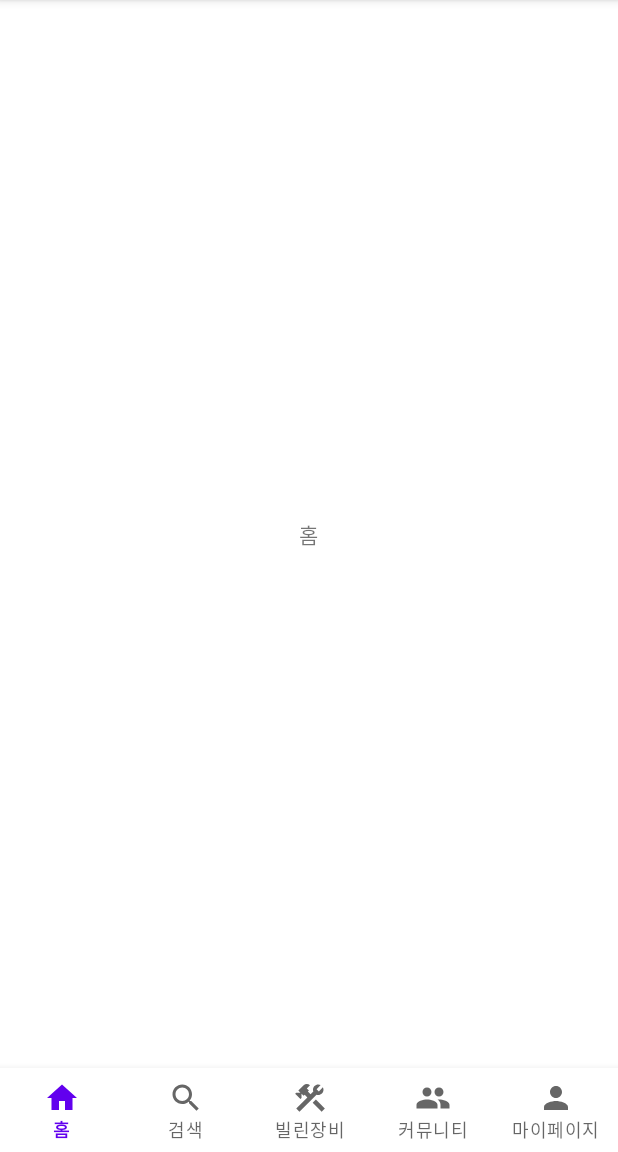
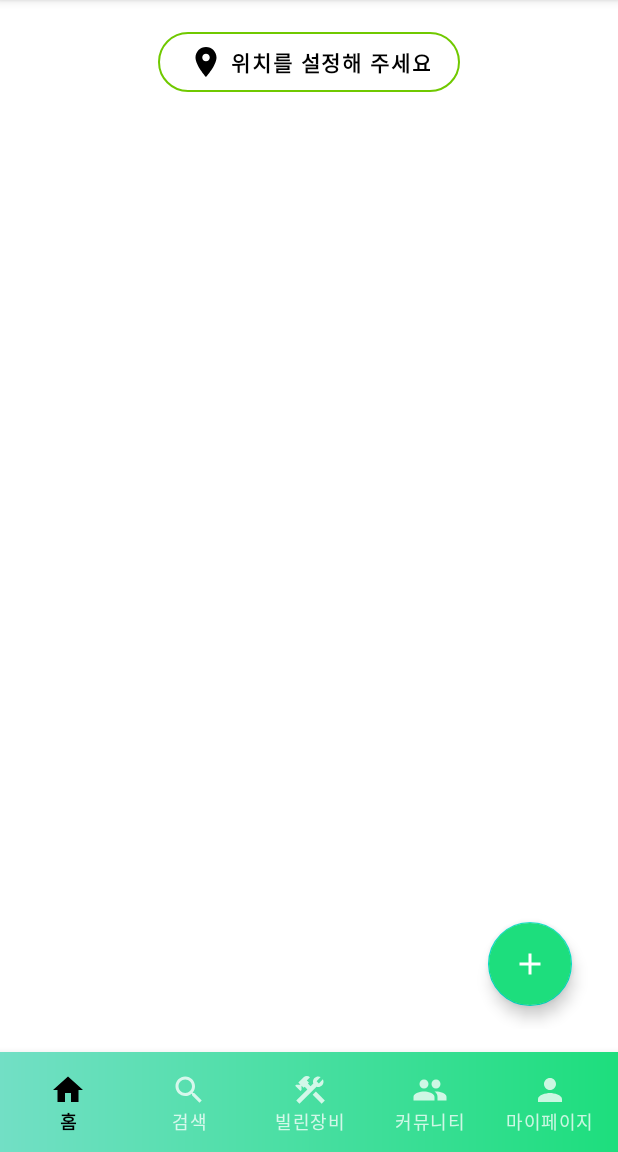
Before and after one commit to KSangH/2021-Capstone-Design, an Android app: the HomeFragment screen opened directly, with no data from a screen before it, on a phone screen of 412 x 824 dp, the part 84-1236 px from its top. Run offline under Robolectric (Android 15) with nearby library versions, the phone set to English and light mode, and no system bars; our stand-ins replace navigation-ui.

Commit message:
initial commit

```diff
--- a/Android/Campong/app/src/main/java/com/basecamp/campong/retrofit/RetrofitClient.kt
+++ b/Android/Campong/app/src/main/java/com/basecamp/campong/retrofit/RetrofitClient.kt
@@ -1,5 +1,6 @@
 package com.basecamp.campong.retrofit
 
+import com.basecamp.campong.utils.API
 import okhttp3.OkHttpClient
 import okhttp3.logging.HttpLoggingInterceptor
 import retrofit2.Retrofit
@@ -8,7 +9,7 @@ import retrofit2.converter.gson.GsonConverterFactory
 object RetrofitClient {
 
     // baseURL
-    val baseUrl = ""
+    val baseUrl = API.BASE_URL
 
     private var retrofitClient: Retrofit? = null
 
--- /dev/null
+++ b/Android/Campong/app/src/main/res/drawable/background_main_color.xml
@@ -0,0 +1,8 @@
+<?xml version="1.0" encoding="utf-8"?>
+<shape xmlns:android="http://schemas.android.com/apk/res/android"
+    android:shape="rectangle">
+    <gradient
+        android:angle="0"
+        android:endColor="@color/gradient_end"
+        android:startColor="@color/gradient_start" />
+</shape>
--- /dev/null
+++ b/Android/Campong/app/src/main/res/drawable/bottom_nav_selector.xml
@@ -0,0 +1,5 @@
+<?xml version="1.0" encoding="utf-8"?>
+<selector xmlns:android="http://schemas.android.com/apk/res/android">
+    <item android:color="@color/black" android:state_checked="true" />
+    <item android:color="@color/white_76" />
+</selector>
--- /dev/null
+++ b/Android/Campong/app/src/main/res/drawable/ic_add.xml
@@ -0,0 +1,10 @@
+<vector android:height="24dp"
+    android:tint="#FFFFFF"
+    android:viewportHeight="24"
+    android:viewportWidth="24"
+    android:width="24dp"
+    xmlns:android="http://schemas.android.com/apk/res/android">
+    <path
+        android:fillColor="@android:color/white"
+        android:pathData="M19,13h-6v6h-2v-6H5v-2h6V5h2v6h6v2z" />
+</vector>
--- /dev/null
+++ b/Android/Campong/app/src/main/res/drawable/ic_location.xml
@@ -0,0 +1,10 @@
+<vector xmlns:android="http://schemas.android.com/apk/res/android"
+    android:width="24dp"
+    android:height="24dp"
+    android:viewportWidth="24"
+    android:viewportHeight="24"
+    android:tint="?attr/colorControlNormal">
+  <path
+      android:fillColor="@android:color/white"
+      android:pathData="M12,2C8.13,2 5,5.13 5,9c0,5.25 7,13 7,13s7,-7.75 7,-13c0,-3.87 -3.13,-7 -7,-7zM12,11.5c-1.38,0 -2.5,-1.12 -2.5,-2.5s1.12,-2.5 2.5,-2.5 2.5,1.12 2.5,2.5 -1.12,2.5 -2.5,2.5z" />
+</vector>
--- a/Android/Campong/app/src/main/res/layout/activity_main.xml
+++ b/Android/Campong/app/src/main/res/layout/activity_main.xml
@@ -21,6 +21,10 @@
         android:id="@+id/myBottomNav"
         android:layout_width="match_parent"
         android:layout_height="wrap_content"
+        android:background="@drawable/background_main_color"
+        android:padding="5dp"
+        app:itemIconTint="@drawable/bottom_nav_selector"
+        app:itemTextColor="@drawable/bottom_nav_selector"
         app:labelVisibilityMode="labeled"
         app:menu="@menu/bottom_nav_menu" />
 </LinearLayout>
--- a/Android/Campong/app/src/main/res/layout/fragment_home.xml
+++ b/Android/Campong/app/src/main/res/layout/fragment_home.xml
@@ -1,15 +1,53 @@
 <?xml version="1.0" encoding="utf-8"?>
-<RelativeLayout xmlns:android="http://schemas.android.com/apk/res/android"
+<androidx.constraintlayout.widget.ConstraintLayout xmlns:android="http://schemas.android.com/apk/res/android"
+    xmlns:app="http://schemas.android.com/apk/res-auto"
     xmlns:tools="http://schemas.android.com/tools"
     android:id="@+id/homeFragment"
     android:layout_width="match_parent"
     android:layout_height="match_parent"
+    android:padding="15dp"
     tools:context=".view.fragments.HomeFragment">
 
-    <TextView
+    <Button
+        android:id="@+id/locationButton"
+        style="?attr/materialButtonOutlinedStyle"
         android:layout_width="wrap_content"
         android:layout_height="wrap_content"
         android:layout_centerInParent="true"
-        android:text="홈" />
+        android:drawableLeft="@drawable/ic_location"
+        android:drawableTint="@color/black"
+        android:paddingStart="20dp"
+        android:paddingTop="8dp"
+        android:paddingEnd="20dp"
+        android:paddingBottom="8dp"
+        android:text="위치를 설정해 주세요"
+        android:textColor="@color/black"
+        android:textStyle="bold"
+        app:cornerRadius="20dp"
+        app:layout_constraintEnd_toEndOf="parent"
+        app:layout_constraintStart_toStartOf="parent"
+        app:layout_constraintTop_toTopOf="parent"
+        app:strokeColor="#70C900" />
 
-</RelativeLayout>
+    <androidx.recyclerview.widget.RecyclerView
+        android:id="@+id/recyclerview"
+        android:layout_width="match_parent"
+        android:layout_height="0dp"
+        app:layout_constraintBottom_toBottomOf="parent"
+        app:layout_constraintEnd_toEndOf="parent"
+        app:layout_constraintStart_toStartOf="parent"
+        app:layout_constraintTop_toBottomOf="@+id/locationButton"
+        tools:listitem="@layout/rv_item" />
+
+    <com.google.android.material.floatingactionbutton.FloatingActionButton
+        android:id="@+id/addButton"
+        android:layout_width="wrap_content"
+        android:layout_height="wrap_content"
+        android:layout_margin="15dp"
+        android:backgroundTint="@color/gradient_end"
+        android:src="@drawable/ic_add"
+        app:layout_constraintBottom_toBottomOf="parent"
+        app:layout_constraintEnd_toEndOf="parent"
+        app:tint="@color/white" />
+
+</androidx.constraintlayout.widget.ConstraintLayout>
--- a/Android/Campong/app/src/main/res/values/colors.xml
+++ b/Android/Campong/app/src/main/res/values/colors.xml
@@ -7,4 +7,7 @@
     <color name="teal_700">#FF018786</color>
     <color name="black">#FF000000</color>
     <color name="white">#FFFFFFFF</color>
+    <color name="white_76">#C2FFFFFF</color>
+    <color name="gradient_start">#72dfc5</color>
+    <color name="gradient_end">#1dde7d</color>
 </resources>
```
Also changed, not shown: Android/Campong/app/src/main/java/com/basecamp/campong/model/ResultSignup.kt (added, +7 -0 lines), Android/Campong/app/src/main/java/com/basecamp/campong/retrofit/RetrofitManager.kt (+29 -0 lines), Android/Campong/app/src/main/java/com/basecamp/campong/retrofit/RetrofitService.kt (+24 -1 lines), Android/Campong/app/src/main/java/com/basecamp/campong/utils/Constants.kt (+60 -0 lines), Android/Campong/app/src/main/java/com/basecamp/campong/view/SignupActivity.kt (+17 -0 lines), Android/Campong/app/src/main/res/layout/rv_item.xml (added, +87 -0 lines).
